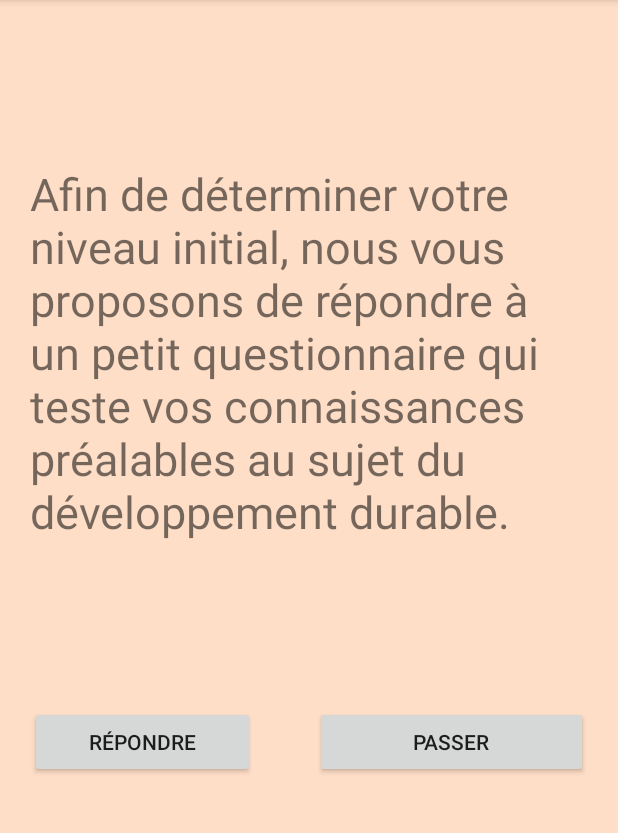
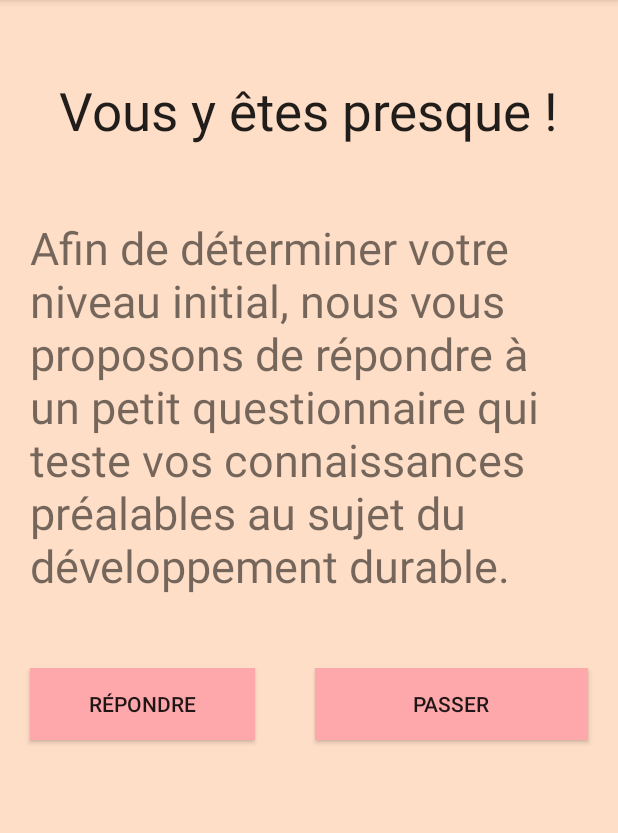
Before and after one commit to Eddupdup/OneIdeaADay, an Android app: the fragment Slide4 shown on its own in the app's theme, on a phone screen of 412 x 824 dp, the part 84-917 px from its top. Run offline under Robolectric (Android 15) with nearby library versions, the light colour scheme and no system bars; 2 statements that could not run were skipped.

Commit message:
Aubin : boutons slide 4 et couleur chargement

```diff
--- a/app/src/main/res/layout/activity_chargement.xml
+++ b/app/src/main/res/layout/activity_chargement.xml
@@ -2,14 +2,14 @@
     xmlns:tools="http://schemas.android.com/tools"
     android:layout_width="fill_parent"
     android:layout_height="fill_parent"
-    android:background="#ffbbb4ff"
+    android:background="#ffd2d0ff"
     android:paddingBottom="16dp"
     android:paddingLeft="16dp"
     android:paddingRight="16dp"
     android:paddingTop="16dp"
     android:weightSum="1"
     tools:context=".Chargement"
-    android:baselineAligned="false"
+    android:baselineAligned="true"
     android:id="@+id/Linear"
     android:gravity="center_vertical|center_horizontal"
     android:orientation="vertical">
--- a/app/src/main/res/layout/slide4.xml
+++ b/app/src/main/res/layout/slide4.xml
@@ -7,14 +7,23 @@
 
     <TextView
         android:layout_width="wrap_content"
-        android:layout_height="358dp"
+        android:layout_height="wrap_content"
+        android:textAppearance="?android:attr/textAppearanceLarge"
+        android:text="Vous y êtes presque !"
+        android:id="@+id/textView33"
+        android:layout_gravity="center_horizontal"
+        android:textSize="35sp"
+        android:layout_marginTop="50sp" />
+
+    <TextView
+        android:layout_width="wrap_content"
+        android:layout_height="308dp"
         android:text="Afin de déterminer votre niveau initial, nous vous proposons de répondre à un petit questionnaire qui teste vos connaissances préalables au sujet du développement durable."
         android:id="@+id/textView32"
         android:textSize="30sp"
         android:layout_gravity="center_horizontal"
         android:layout_margin="20sp"
-        android:gravity="center_vertical"
-        android:layout_weight="0.26" />
+        android:gravity="center_vertical" />
 
     <LinearLayout
         android:orientation="horizontal"
@@ -28,7 +37,8 @@
             android:id="@+id/button8"
             android:layout_gravity="left"
             android:gravity="center_vertical|center_horizontal"
-            android:layout_margin="20sp" />
+            android:layout_margin="20sp"
+            android:background="#ffffa8ac" />
 
         <Button
             android:layout_width="match_parent"
@@ -37,6 +47,7 @@
             android:id="@+id/button9"
             android:gravity="center_vertical|center_horizontal"
             android:layout_margin="20sp"
-            android:layout_gravity="right" />
+            android:layout_gravity="right"
+            android:background="#ffffa8ac" />
     </LinearLayout>
 </LinearLayout>
```
